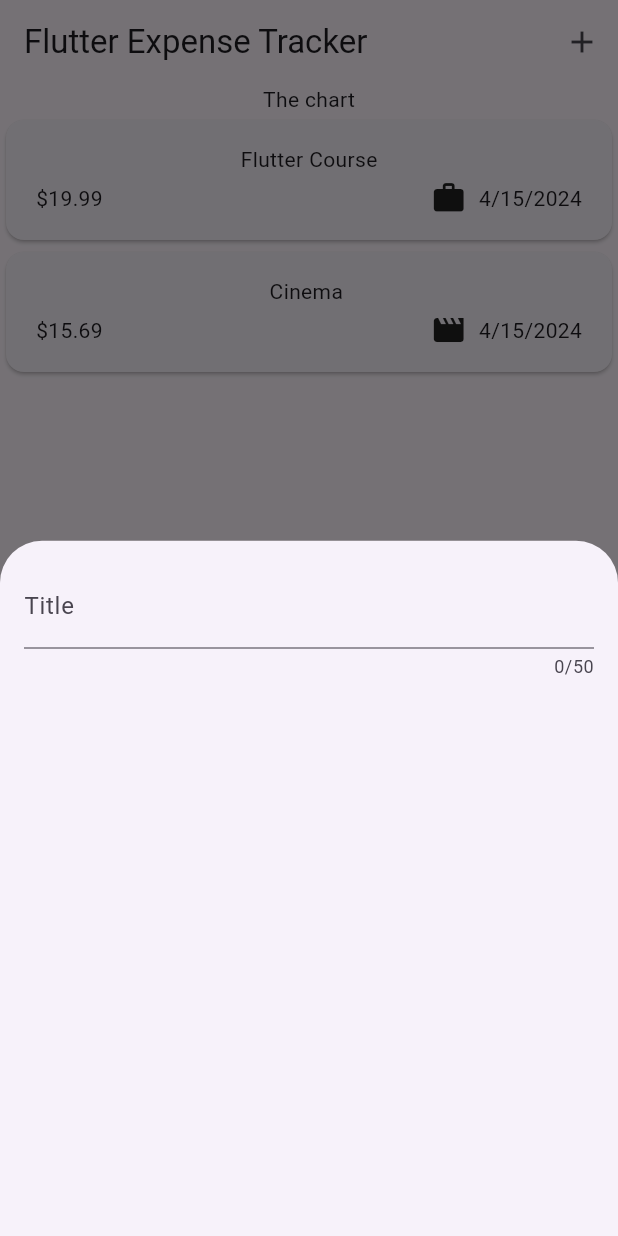
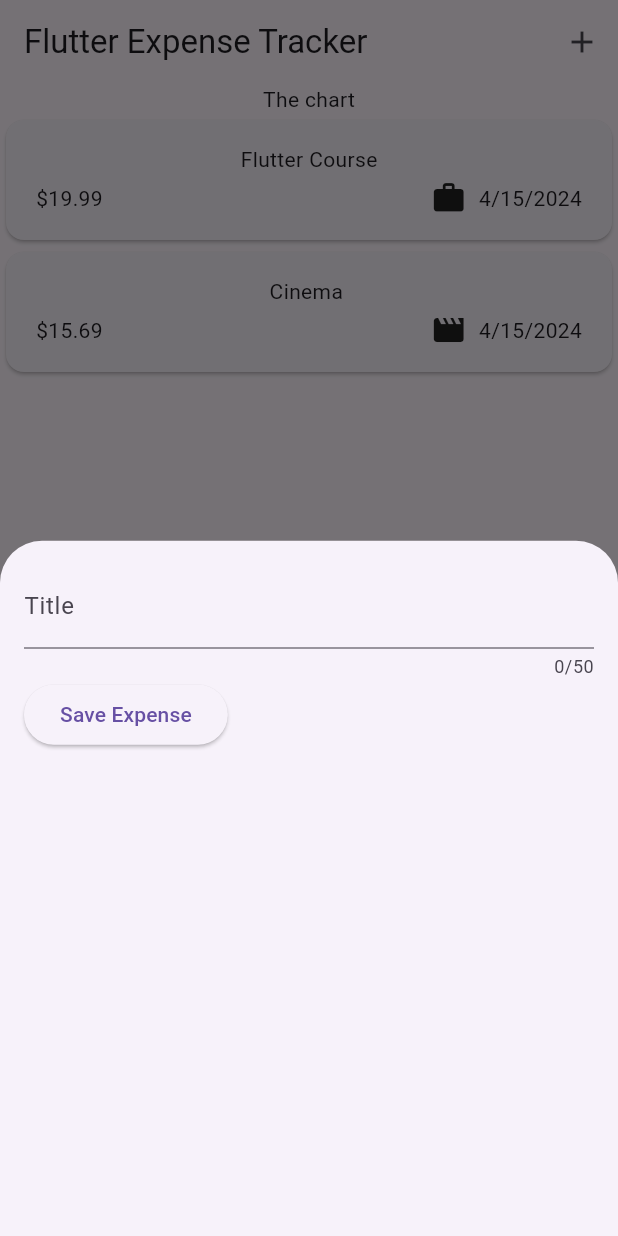
Before and after one commit to haitaa/Flutter, a Flutter app: the screen it shows after launch, after a tap on the "add" icon, on a phone screen of 412 x 824 dp. Run offline on Flutter 3.47's test engine with Material 3 defaults, Android fonts, the phone set to English and light mode, and no system bars; our stand-ins replace google_fonts.

Commit message:
Getting User Input on Every Keystroke

```diff
--- a/expenses_app/lib/widgets/new_expense.dart
+++ b/expenses_app/lib/widgets/new_expense.dart
@@ -10,18 +10,34 @@ class NewExpense extends StatefulWidget {
 }
 
 class _NewExpenseState extends State<NewExpense> {
+  var _enteredTitle = '';
+
+  void _saveTitleInput(String inputValue) {
+    _enteredTitle = inputValue;
+  }
+
   @override
   Widget build(BuildContext context) {
-    return const Padding(
-      padding: EdgeInsets.all(16),
+    return Padding(
+      padding: const EdgeInsets.all(16),
       child: Column(
         children: [
           TextField(
+            onChanged: _saveTitleInput,
             maxLength: 50,
             keyboardType: TextInputType.name,
-            decoration: InputDecoration(
+            decoration: const InputDecoration(
               label: Text('Title'),
             ),
+          ),
+          Row(
+            children: [
+              ElevatedButton(
+                  onPressed: () {
+                    print(_enteredTitle);
+                  },
+                  child: const Text('Save Expense'))
+            ],
           ),
         ],
       ),
```
